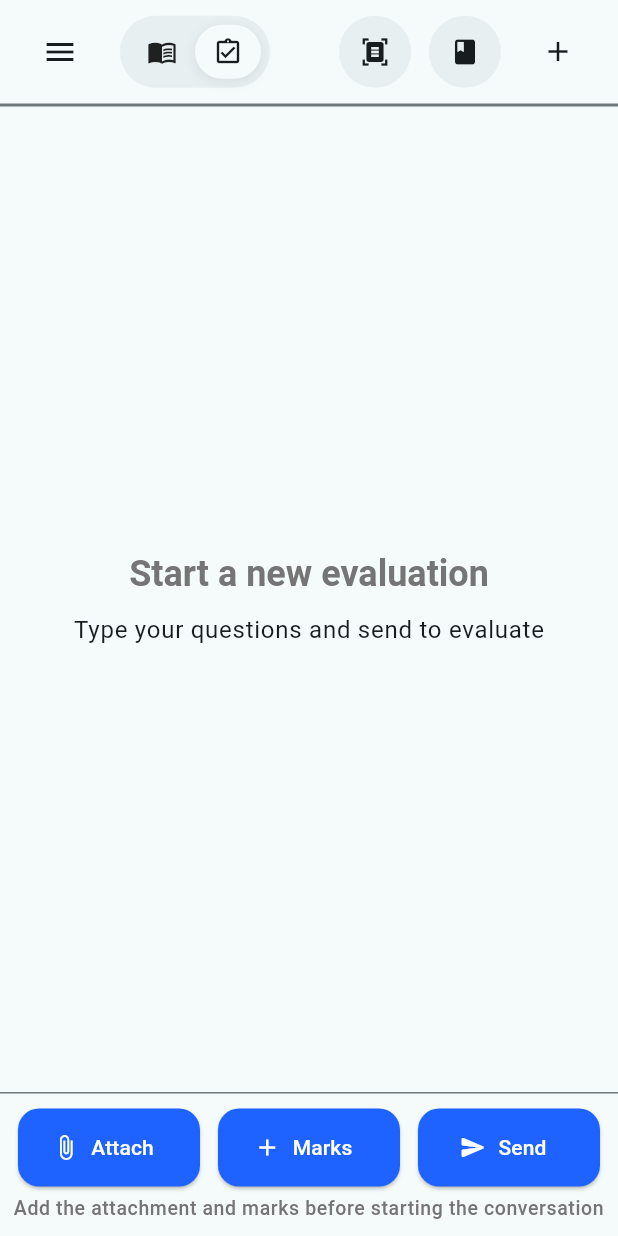
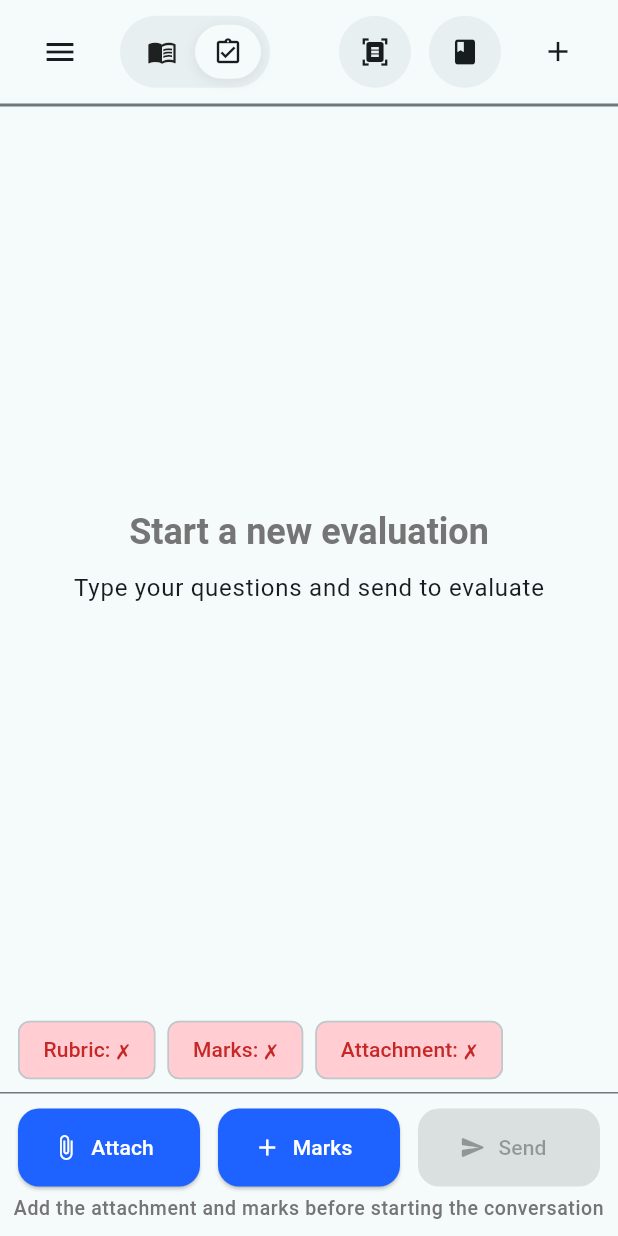
Before and after one commit to Miyuri15/SinLearn_mobile, a Flutter app: the EvaluationTextPage screen opened directly, after a tap on the "menu" icon, after a tap on the "book" icon, on a phone screen of 412 x 824 dp. Run offline on Flutter 3.47's test engine with Material 3 defaults, Android fonts, the phone set to English and light mode, and no system bars; our stand-ins replace easy_localization, file_picker, shared_preferences; accounts and stored records are empty.

Commit message:
feat: Enhance evaluation text page with attachment and rubric management

```diff
--- a/lib/features/evaluation/evaluation_text.dart
+++ b/lib/features/evaluation/evaluation_text.dart
@@ -5,9 +5,9 @@ import 'learning_mode.dart';
 import 'evaluation_inputs.dart';
 import '../../widgets/teachers_main_app_bar.dart';
 import '../recent_chat/recent_chats_page.dart';
-import 'package:shared_preferences/shared_preferences.dart'; // added
-import '../evaluation/evaluation_response.dart'; // add import to navigate
-import 'dart:convert'; // added for jsonDecode
+import 'package:shared_preferences/shared_preferences.dart';
+import '../evaluation/evaluation_response.dart';
+import 'dart:convert';
 
 class EvaluationTextPage extends StatefulWidget {
   const EvaluationTextPage({super.key});
@@ -17,12 +17,18 @@ class EvaluationTextPage extends StatefulWidget {
 }
 
 class _EvaluationTextPageState extends State<EvaluationTextPage> {
-  int _selectedSegment = 1; // 0 = Learning, 1 = Evaluation
+  int _selectedSegment = 1;
   final TextEditingController _searchController = TextEditingController();
   final TextEditingController _inputController = TextEditingController();
-  String? _attachedFileName; // added
-  static const String _attachmentKey = 'evaluation_attachment'; // added
-  static const String _evaluationStorageKey = 'evaluation_data'; // added
+  String? _attachedFileName;
+  static const String _attachmentKey = 'evaluation_attachment';
+  static const String _evaluationStorageKey = 'evaluation_data';
+  static const String _rubricKey = 'hasRubric';
+
+  // State variables to track the required inputs
+  bool _hasRubrics = false;
+  bool _hasMarks = false;
+  bool _hasAttachment = false;
 
   @override
   void dispose() {
@@ -34,14 +40,35 @@ class _EvaluationTextPageState extends State<EvaluationTextPage> {
   @override
   void initState() {
     super.initState();
-    _loadAttachment(); // added
+    _loadAllData();
   }
 
-  Future<void> _loadAttachment() async {
+  Future<void> _loadAllData() async {
     final prefs = await SharedPreferences.getInstance();
-    final name = prefs.getString(_attachmentKey);
-    if (name != null && mounted) {
-      setState(() => _attachedFileName = name);
+
+    // Load attachment
+    final attachmentName = prefs.getString(_attachmentKey);
+    if (attachmentName != null && mounted) {
+      setState(() {
+        _attachedFileName = attachmentName;
+        _hasAttachment = true;
+      });
+    }
+
+    // Load rubric status
+    final hasRubric = prefs.getBool(_rubricKey) ?? false;
+    if (mounted) {
+      setState(() {
+        _hasRubrics = hasRubric;
+      });
+    }
+
+    // Load marks status
+    final marksData = prefs.getString(_evaluationStorageKey);
+    if (mounted) {
+      setState(() {
+        _hasMarks = marksData != null && marksData.isNotEmpty;
+      });
     }
   }
 
@@ -57,7 +84,10 @@ class _EvaluationTextPageState extends State<EvaluationTextPage> {
     final prefs = await SharedPreferences.getInstance();
     await prefs.setString(_attachmentKey, file.name);
     if (mounted) {
-      setState(() => _attachedFileName = file.name);
+      setState(() {
+        _attachedFileName = file.name;
+        _hasAttachment = true;
+      });
     }
     ScaffoldMessenger.of(context).showSnackBar(
       SnackBar(content: Text('evaluation.fileUploaded'.tr())),
@@ -68,7 +98,10 @@ class _EvaluationTextPageState extends State<EvaluationTextPage> {
     final prefs = await SharedPreferences.getInstance();
     await prefs.remove(_attachmentKey);
     if (mounted) {
-      setState(() => _attachedFileName = null);
+      setState(() {
+        _attachedFileName = null;
+        _hasAttachment = false;
+      });
     }
     ScaffoldMessenger.of(context).showSnackBar(
       SnackBar(content: Text('evaluation.attachmentRemoved'.tr())),
@@ -90,11 +123,34 @@ class _EvaluationTextPageState extends State<EvaluationTextPage> {
     final evalData = await _getSavedEvaluationData();
     if (evalData == null) {
       ScaffoldMessenger.of(context).showSnackBar(
-        SnackBar(content: Text('evaluation.viewMarks'.tr())), // minimal hint to save marks first
+        SnackBar(
+          content: Text('evaluation.viewMarks'.tr()),
+        ),
       );
       return;
     }
-    // Build a concise message text
+
+    final prefs = await SharedPreferences.getInstance();
+    final hasRubric = prefs.getBool(_rubricKey) ?? false;
+
+    if (!hasRubric) {
+      ScaffoldMessenger.of(context).showSnackBar(
+        SnackBar(
+          content: Text('evaluation.addRubricRequired'.tr()),
+        ),
+      );
+      return;
+    }
+
+    if (!_hasAttachment) {
+      ScaffoldMessenger.of(context).showSnackBar(
+        SnackBar(
+          content: Text('evaluation.addAttachmentRequired'.tr()),
+        ),
+      );
+      return;
+    }
+
     final total = evalData['totalMarks'] ?? '';
     final main = evalData['mainQuestions'] ?? '';
     final req = evalData['requiredQuestions'] ?? '';
@@ -114,13 +170,24 @@ class _EvaluationTextPageState extends State<EvaluationTextPage> {
     );
   }
 
+  // Listen for changes when returning from other pages
+  @override
+  void didChangeDependencies() {
+    super.didChangeDependencies();
+    // This will be called when returning from other pages
+    WidgetsBinding.instance.addPostFrameCallback((_) {
+      _loadAllData();
+    });
+  }
+
   @override
   Widget build(BuildContext context) {
     final theme = Theme.of(context);
     final isDark = theme.brightness == Brightness.dark;
-    final size = MediaQuery.of(context).size;
-    final isSmallPhone = size.width < 380;
-    final isWide = size.width >= 900;
+
+    // Debug log to check state
+    print('Send button enabled: ${_hasRubrics && _hasMarks && _hasAttachment}');
+    print('Has Rubrics: $_hasRubrics, Has Marks: $_hasMarks, Has Attachment: $_hasAttachment');
 
     return Scaffold(
       backgroundColor: theme.scaffoldBackgroundColor,
@@ -154,7 +221,8 @@ class _EvaluationTextPageState extends State<EvaluationTextPage> {
                 // Show attached file chip if present
                 if (_attachedFileName != null)
                   Padding(
-                    padding: const EdgeInsets.symmetric(horizontal: 12, vertical: 8),
+                    padding:
+                        const EdgeInsets.symmetric(horizontal: 12, vertical: 8),
                     child: Align(
                       alignment: Alignment.centerLeft,
                       child: InputChip(
@@ -164,23 +232,54 @@ class _EvaluationTextPageState extends State<EvaluationTextPage> {
                       ),
                     ),
                   ),
+                // Show requirements status
+                Padding(
+                  padding: const EdgeInsets.symmetric(horizontal: 12, vertical: 4),
+                  child: Wrap(
+                    spacing: 8,
+                    children: [
+                      Chip(
+                        label: Text('Rubric: ${_hasRubrics ? '✓' : '✗'}'),
+                        backgroundColor: _hasRubrics ? Colors.green.shade100 : Colors.red.shade100,
+                        labelStyle: TextStyle(color: _hasRubrics ? Colors.green.shade800 : Colors.red.shade800),
+                      ),
+                      Chip(
+                        label: Text('Marks: ${_hasMarks ? '✓' : '✗'}'),
+                        backgroundColor: _hasMarks ? Colors.green.shade100 : Colors.red.shade100,
+                        labelStyle: TextStyle(color: _hasMarks ? Colors.green.shade800 : Colors.red.shade800),
+                      ),
+                      Chip(
+                        label: Text('Attachment: ${_hasAttachment ? '✓' : '✗'}'),
+                        backgroundColor: _hasAttachment ? Colors.green.shade100 : Colors.red.shade100,
+                        labelStyle: TextStyle(color: _hasAttachment ? Colors.green.shade800 : Colors.red.shade800),
+                      ),
+                    ],
+                  ),
+                ),
                 Divider(
                   height: 1,
                   color: theme.dividerColor,
                 ),
                 _InputBar(
                   controller: _inputController,
-                  onMarksPressed: () {
-                    Navigator.push(
+                  onMarksPressed: () async {
+                    // Navigate to marks page and wait for result
+                    await Navigator.push(
                       context,
-                      MaterialPageRoute(builder: (_) => const EvaluationInputPage()),
+                      MaterialPageRoute(
+                        builder: (_) => const EvaluationInputPage(),
+                      ),
                     );
+                    // When returning, reload the marks status
+                    _loadAllData();
                   },
                   onAttachPressed: _pickAndSaveAttachment,
                   attachedFileName: _attachedFileName,
                   onRemoveAttachment: _removeAttachment,
                   isDark: isDark,
-                  onSendPressed: _sendToChat, // added
+                  onSendPressed: (_hasRubrics && _hasMarks && _hasAttachment)
+                      ? () => _sendToChat()
+                      : null,
                 ),
               ],
             ),
@@ -233,24 +332,22 @@ class _InputBar extends StatelessWidget {
     required this.controller,
     required this.onMarksPressed,
     required this.isDark,
-    required this.onAttachPressed, // added
-    required this.attachedFileName, // added
-    required this.onRemoveAttachment, // added
-    required this.onSendPressed, // added
+    required this.onAttachPressed,
+    required this.attachedFileName,
+    required this.onRemoveAttachment,
+    required this.onSendPressed,
   });
   final TextEditingController controller;
   final VoidCallback onMarksPressed;
   final bool isDark;
-  final VoidCallback onAttachPressed; // added
-  final String? attachedFileName; // added
-  final VoidCallback onRemoveAttachment; // added
-  final VoidCallback onSendPressed; // added
+  final VoidCallback onAttachPressed;
+  final String? attachedFileName;
+  final VoidCallback onRemoveAttachment;
+  final VoidCallback? onSendPressed;
 
   @override
   Widget build(BuildContext context) {
     final theme = Theme.of(context);
-    final size = MediaQuery.of(context).size;
-    final isSmallPhone = size.width < 380;
 
     return SafeArea(
       top: false,
@@ -258,24 +355,26 @@ class _InputBar extends StatelessWidget {
         mainAxisSize: MainAxisSize.min,
         children: [
           Padding(
-            padding: EdgeInsets.fromLTRB(12, isSmallPhone ? 8 : 10, 12, 6),
+            padding: EdgeInsets.fromLTRB(12, 10, 12, 6),
             child: Row(
               children: [
                 // Attach File
                 Expanded(
                   child: SizedBox(
-                    height: isSmallPhone ? 44 : 52,
+                    height: 52,
                     child: ElevatedButton.icon(
                       onPressed: onAttachPressed,
                       style: ElevatedButton.styleFrom(
                         backgroundColor: const Color(0xFF1E63FF),
                         foregroundColor: Colors.white,
                         shape: RoundedRectangleBorder(
-                          borderRadius: BorderRadius.circular(isSmallPhone ? 12 : 14),
+                          borderRadius:
+                              BorderRadius.circular(14),
                         ),
                       ),
                       icon: const Icon(Icons.attach_file),
-                      label: Text('evaluation.attach'.tr()), // changed: always show "Attach"
+                      label: Text('evaluation.attach'
+                          .tr()),
                     ),
                   ),
                 ),
@@ -284,14 +383,15 @@ class _InputBar extends StatelessWidget {
                 // Add Marks
                 Expanded(
                   child: SizedBox(
-                    height: isSmallPhone ? 44 : 52,
+                    height: 52,
                     child: ElevatedButton.icon(
                       onPressed: onMarksPressed,
                       style: ElevatedButton.styleFrom(
                         backgroundColor: const Color(0xFF1E63FF),
                         foregroundColor: Colors.white,
                         shape: RoundedRectangleBorder(
-                          borderRadius: BorderRadius.circular(isSmallPhone ? 12 : 14),
+                          borderRadius:
+                              BorderRadius.circular(14),
                         ),
                       ),
                       icon: const Icon(Icons.add),
@@ -304,14 +404,17 @@ class _InputBar extends StatelessWidget {
                 // Send
                 Expanded(
                   child: SizedBox(
-                    height: isSmallPhone ? 44 : 52,
+                    height: 52,
                     child: ElevatedButton.icon(
-                      onPressed: onSendPressed, // changed: send to chat
+                      onPressed: onSendPressed,
                       style: ElevatedButton.styleFrom(
-                        backgroundColor: const Color(0xFF1E63FF),
+                        backgroundColor: onSendPressed != null
+                          ? const Color(0xFF1E63FF)
+                          : Colors.grey,
                         foregroundColor: Colors.white,
                         shape: RoundedRectangleBorder(
-                          borderRadius: BorderRadius.circular(isSmallPhone ? 12 : 14),
+                          borderRadius:
+                              BorderRadius.circular(14),
                         ),
                       ),
                       icon: const Icon(Icons.send_rounded),
```
